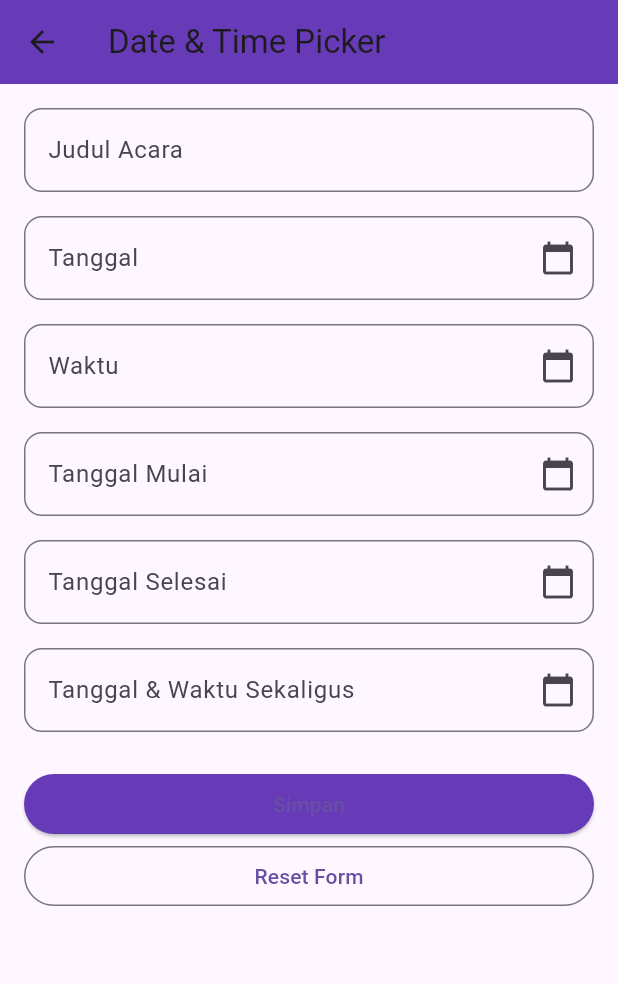
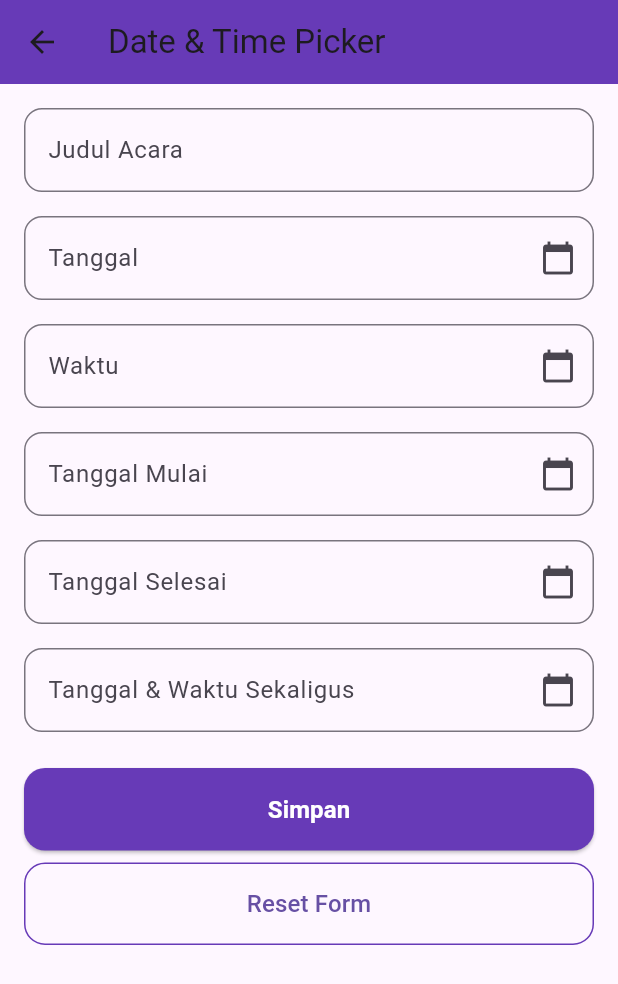
Before and after one commit to auraadiana22/MobileProgramming_p7, a Flutter app: the Pertemuan9Page screen opened directly, on a phone screen of 412 x 824 dp. Shown: the top 984 px of the screen. Run offline on Flutter 3.47's test engine with Material 3 defaults, Android fonts, the phone set to English and light mode, and no system bars; our stand-ins replace salomon_bottom_bar.

Commit message:
Modified: lib/pertemuan/pertemuan9.dart

```diff
--- a/lib/pertemuan/pertemuan9.dart
+++ b/lib/pertemuan/pertemuan9.dart
@@ -272,12 +272,28 @@ class _Pertemuan9PageState extends State<Pertemuan9Page> {
                 onPressed: _submit,
                 style: ElevatedButton.styleFrom(
                   backgroundColor: Colors.deepPurple,
+                  foregroundColor: Colors.white,
+                  padding: const EdgeInsets.symmetric(vertical: 16),
+                  shape: RoundedRectangleBorder(
+                    borderRadius: BorderRadius.circular(14),
+                  ),
                 ),
-                child: const Text('Simpan'),
+                child: const Text(
+                  'Simpan',
+                  style: TextStyle(fontSize: 16, fontWeight: FontWeight.w600),
+                ),
               ),
+              const SizedBox(height: 8),
               OutlinedButton(
                 onPressed: _reset,
-                child: const Text('Reset Form'),
+                style: OutlinedButton.styleFrom(
+                  shape: RoundedRectangleBorder(
+                    borderRadius: BorderRadius.circular(14),
+                  ),
+                  side: const BorderSide(color: Colors.deepPurple),
+                  padding: const EdgeInsets.symmetric(vertical: 16),
+                ),
+                child: const Text('Reset Form', style: TextStyle(fontSize: 16)),
               ),
               const SizedBox(height: 24),
               if (_hasAnyValue)
```
